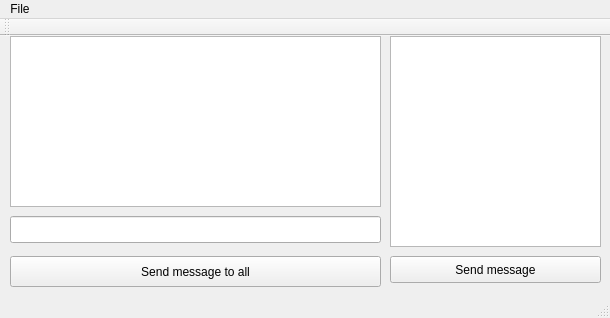
Before: the Qt Designer form impl/cpp/multitalk/multitalkwindow.ui in mswiders1/multitalk, drawn with Qt 5.
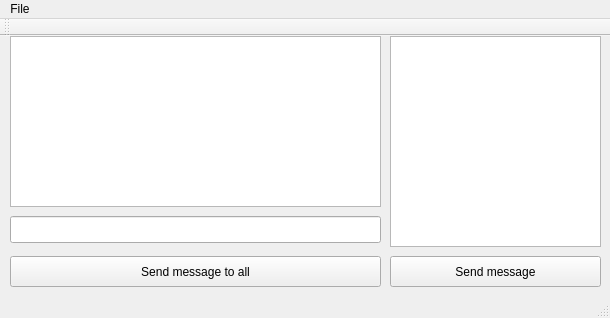
After: the same form once the commit is applied.

```diff
--- a/impl/cpp/multitalk/multitalkwindow.ui
+++ b/impl/cpp/multitalk/multitalkwindow.ui
@@ -56,7 +56,7 @@
       <x>390</x>
       <y>220</y>
       <width>211</width>
-      <height>27</height>
+      <height>31</height>
      </rect>
     </property>
     <property name="text">
```
Left out of the diff: 2 changed lines with no effect on the pictures.
